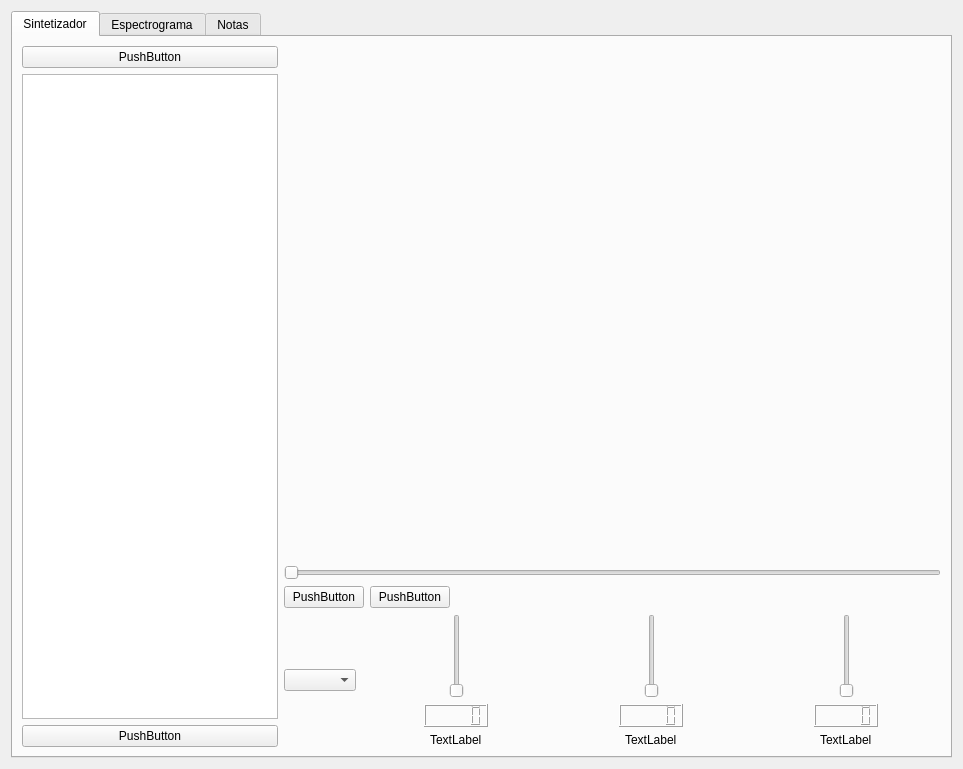
PabloSML/ASSD-TP2, file designer/mainwindow.ui: the form before one commit.
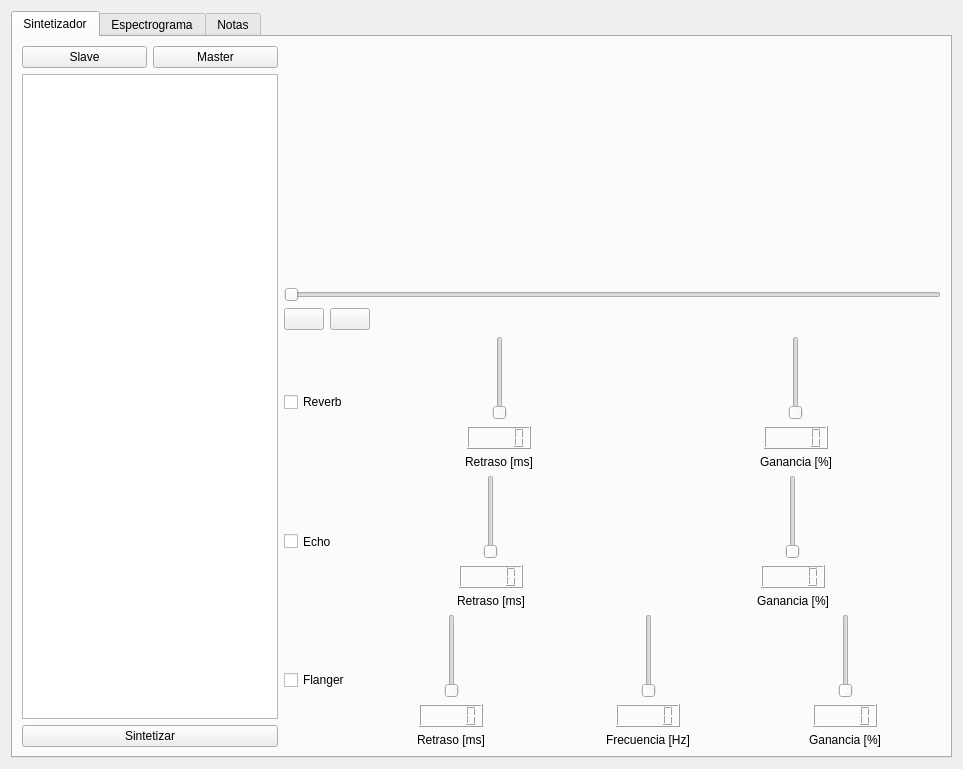
The form after the commit. Icons and pictures are not drawn.

Patch:
```diff
--- a/designer/mainwindow.ui
+++ b/designer/mainwindow.ui
@@ -33,11 +33,18 @@
           <enum>QLayout::SetMinimumSize</enum>
          </property>
          <item>
-          <layout class="QVBoxLayout" name="verticalLayout_8">
+          <layout class="QHBoxLayout" name="horizontalLayout_4">
            <item>
-            <widget class="QPushButton" name="pushButton_2">
+            <widget class="QPushButton" name="load_button">
              <property name="text">
-              <string>PushButton</string>
+              <string>Slave</string>
+             </property>
+            </widget>
+           </item>
+           <item>
+            <widget class="QPushButton" name="save_button">
+             <property name="text">
+              <string>Master</string>
              </property>
             </widget>
            </item>
@@ -56,7 +63,7 @@
          <item>
           <widget class="QPushButton" name="pushButton">
            <property name="text">
-            <string>PushButton</string>
+            <string>Sintetizar</string>
            </property>
           </widget>
          </item>
@@ -88,7 +95,15 @@
               </sizepolicy>
              </property>
              <property name="text">
-              <string>PushButton</string>
+              <string/>
+             </property>
+             <property name="icon">
+              <iconset>
+               <normaloff>../resources/designer/play.png</normaloff>
+               <normalon>../resources/designer/pause.png</normalon>../resources/designer/play.png</iconset>
+             </property>
+             <property name="checkable">
+              <bool>true</bool>
              </property>
             </widget>
            </item>
@@ -101,7 +116,11 @@
               </sizepolicy>
              </property>
              <property name="text">
-              <string>PushButton</string>
+              <string/>
+             </property>
+             <property name="icon">
+              <iconset>
+               <normaloff>../resources/designer/stop.png</normaloff>../resources/designer/stop.png</iconset>
              </property>
             </widget>
            </item>
@@ -120,16 +139,228 @@
            </item>
           </layout>
          </item>
+         <item>
+          <layout class="QHBoxLayout" name="horizontalLayout_10">
+           <item>
+            <widget class="QCheckBox" name="Reverb_chkbox">
+             <property name="sizePolicy">
+              <sizepolicy hsizetype="Maximum" vsizetype="Maximum">
+               <horstretch>0</horstretch>
+               <verstretch>0</verstretch>
+              </sizepolicy>
+             </property>
+             <property name="text">
+              <string>Reverb</string>
+             </property>
+            </widget>
+           </item>
+           <item>
+            <layout class="QVBoxLayout" name="verticalLayout_4">
+             <item alignment="Qt::AlignHCenter">
+              <widget class="QSlider" name="Reverb_delay_slider">
+               <property name="sizePolicy">
+                <sizepolicy hsizetype="Maximum" vsizetype="Maximum">
+                 <horstretch>0</horstretch>
+                 <verstretch>0</verstretch>
+                </sizepolicy>
+               </property>
+               <property name="maximum">
+                <number>50</number>
+               </property>
+               <property name="orientation">
+                <enum>Qt::Vertical</enum>
+               </property>
+              </widget>
+             </item>
+             <item alignment="Qt::AlignHCenter">
+              <widget class="QLCDNumber" name="Reverb_delay_lcd">
+               <property name="sizePolicy">
+                <sizepolicy hsizetype="Maximum" vsizetype="Maximum">
+                 <horstretch>0</horstretch>
+                 <verstretch>0</verstretch>
+                </sizepolicy>
+               </property>
+              </widget>
+             </item>
+             <item alignment="Qt::AlignHCenter">
+              <widget class="QLabel" name="label_2">
+               <property name="sizePolicy">
+                <sizepolicy hsizetype="Maximum" vsizetype="Maximum">
+                 <horstretch>0</horstretch>
+                 <verstretch>0</verstretch>
+                </sizepolicy>
+               </property>
+               <property name="text">
+                <string>Retraso [ms]</string>
+               </property>
+              </widget>
+             </item>
+            </layout>
+           </item>
+           <item>
+            <layout class="QVBoxLayout" name="verticalLayout_3">
+             <item alignment="Qt::AlignHCenter">
+              <widget class="QSlider" name="Reverb_gain_slider">
+               <property name="sizePolicy">
+                <sizepolicy hsizetype="Maximum" vsizetype="Maximum">
+                 <horstretch>0</horstretch>
+                 <verstretch>0</verstretch>
+                </sizepolicy>
+               </property>
+               <property name="maximum">
+                <number>50</number>
+               </property>
+               <property name="orientation">
+                <enum>Qt::Vertical</enum>
+               </property>
+              </widget>
+             </item>
+             <item alignment="Qt::AlignHCenter">
+              <widget class="QLCDNumber" name="Reverb_gain_lcd">
+               <property name="sizePolicy">
+                <sizepolicy hsizetype="Maximum" vsizetype="Maximum">
+                 <horstretch>0</horstretch>
+                 <verstretch>0</verstretch>
+                </sizepolicy>
+               </property>
+              </widget>
+             </item>
+             <item alignment="Qt::AlignHCenter">
+              <widget class="QLabel" name="reverb_gain_label">
+               <property name="sizePolicy">
+                <sizepolicy hsizetype="Maximum" vsizetype="Maximum">
+                 <horstretch>0</horstretch>
+                 <verstretch>0</verstretch>
+                </sizepolicy>
+               </property>
+               <property name="text">
+                <string>Ganancia [%]</string>
+               </property>
+              </widget>
+             </item>
+            </layout>
+           </item>
+          </layout>
+         </item>
+         <item>
+          <layout class="QHBoxLayout" name="horizontalLayout_9">
+           <item>
+            <widget class="QCheckBox" name="Echo_chkbox">
+             <property name="sizePolicy">
+              <sizepolicy hsizetype="Maximum" vsizetype="Minimum">
+               <horstretch>0</horstretch>
+               <verstretch>0</verstretch>
+              </sizepolicy>
+             </property>
+             <property name="text">
+              <string>Echo</string>
+             </property>
+            </widget>
+           </item>
+           <item>
+            <layout class="QVBoxLayout" name="verticalLayout_8">
+             <item alignment="Qt::AlignHCenter">
+              <widget class="QSlider" name="Echo_delay_slider">
+               <property name="sizePolicy">
+                <sizepolicy hsizetype="Maximum" vsizetype="Maximum">
+                 <horstretch>0</horstretch>
+                 <verstretch>0</verstretch>
+                </sizepolicy>
+               </property>
+               <property name="minimum">
+                <number>50</number>
+               </property>
+               <property name="maximum">
+                <number>500</number>
+               </property>
+               <property name="orientation">
+                <enum>Qt::Vertical</enum>
+               </property>
+              </widget>
+             </item>
+             <item alignment="Qt::AlignHCenter">
+              <widget class="QLCDNumber" name="Echo_delay_lcd">
+               <property name="sizePolicy">
+                <sizepolicy hsizetype="Maximum" vsizetype="Maximum">
+                 <horstretch>0</horstretch>
+                 <verstretch>0</verstretch>
+                </sizepolicy>
+               </property>
+              </widget>
+             </item>
+             <item alignment="Qt::AlignHCenter">
+              <widget class="QLabel" name="Echo_delay_label">
+               <property name="sizePolicy">
+                <sizepolicy hsizetype="Maximum" vsizetype="Maximum">
+                 <horstretch>0</horstretch>
+                 <verstretch>0</verstretch>
+                </sizepolicy>
+               </property>
+               <property name="text">
+                <string>Retraso [ms]</string>
+               </property>
+              </widget>
+             </item>
+            </layout>
+           </item>
+           <item>
+            <layout class="QVBoxLayout" name="verticalLayout_10">
+             <item alignment="Qt::AlignHCenter">
+              <widget class="QSlider" name="Echo_gain_slider">
+               <property name="sizePolicy">
+                <sizepolicy hsizetype="Maximum" vsizetype="Maximum">
+                 <horstretch>0</horstretch>
+                 <verstretch>0</verstretch>
+                </sizepolicy>
+               </property>
+               <property name="maximum">
+                <number>50</number>
+               </property>
+               <property name="orientation">
+                <enum>Qt::Vertical</enum>
+               </property>
+              </widget>
+             </item>
+             <item alignment="Qt::AlignHCenter">
+              <widget class="QLCDNumber" name="Echo_gain_lcd">
+               <property name="sizePolicy">
+                <sizepolicy hsizetype="Maximum" vsizetype="Maximum">
+                 <horstretch>0</horstretch>
+                 <verstretch>0</verstretch>
+                </sizepolicy>
+               </property>
+              </widget>
+             </item>
+             <item alignment="Qt::AlignHCenter">
+              <widget class="QLabel" name="Echo_gain_label">
+               <property name="sizePolicy">
+                <sizepolicy hsizetype="Maximum" vsizetype="Maximum">
+                 <horstretch>0</horstretch>
+                 <verstretch>0</verstretch>
+                </sizepolicy>
+               </property>
+               <property name="text">
+                <string>Ganancia [%]</string>
+               </property>
+              </widget>
+             </item>
+            </layout>
+           </item>
+          </layout>
+         </item>
          <item>
           <layout class="QHBoxLayout" name="horizontalLayout_3">
            <item>
-            <widget class="QComboBox" name="comboBox">
+            <widget class="QCheckBox" name="Flanger_chkbox">
              <property name="sizePolicy">
               <sizepolicy hsizetype="Maximum" vsizetype="Maximum">
                <horstretch>0</horstretch>
                <verstretch>0</verstretch>
               </sizepolicy>
              </property>
+             <property name="text">
+              <string>Flanger</string>
+             </property>
             </widget>
            </item>
            <item>
@@ -142,12 +373,15 @@
                  <verstretch>0</verstretch>
                 </sizepolicy>
                </property>
+               <property name="minimum">
+                <number>0</number>
+               </property>
+               <property name="maximum">
+                <number>50</number>
+               </property>
                <property name="orientation">
                 <enum>Qt::Vertical</enum>
                </property>
-               <property name="invertedAppearance">
-                <bool>false</bool>
-               </property>
               </widget>
              </item>
              <item alignment="Qt::AlignHCenter">
@@ -169,7 +403,7 @@
                 </sizepolicy>
                </property>
                <property name="text">
-                <string>TextLabel</string>
+                <string>Retraso [ms]</string>
                </property>
               </widget>
              </item>
@@ -185,6 +419,9 @@
                  <verstretch>0</verstretch>
                 </sizepolicy>
                </property>
+               <property name="maximum">
+                <number>10</number>
+               </property>
                <property name="orientation">
                 <enum>Qt::Vertical</enum>
                </property>
@@ -201,7 +438,7 @@
               </widget>
              </item>
              <item alignment="Qt::AlignHCenter">
-              <widget class="QLabel" name="label_2">
+              <widget class="QLabel" name="freq_button">
                <property name="sizePolicy">
                 <sizepolicy hsizetype="Maximum" vsizetype="Maximum">
                  <horstretch>0</horstretch>
@@ -209,7 +446,7 @@
                 </sizepolicy>
                </property>
                <property name="text">
-                <string>TextLabel</string>
+                <string>Frecuencia [Hz]</string>
                </property>
               </widget>
              </item>
@@ -225,6 +462,9 @@
                  <verstretch>0</verstretch>
                 </sizepolicy>
                </property>
+               <property name="maximum">
+                <number>50</number>
+               </property>
                <property name="orientation">
                 <enum>Qt::Vertical</enum>
                </property>
@@ -238,6 +478,9 @@
                  <verstretch>0</verstretch>
                 </sizepolicy>
                </property>
+               <property name="frameShape">
+                <enum>QFrame::Box</enum>
+               </property>
               </widget>
              </item>
              <item alignment="Qt::AlignHCenter">
@@ -249,7 +492,7 @@
                 </sizepolicy>
                </property>
                <property name="text">
-                <string>TextLabel</string>
+                <string>Ganancia [%]</string>
                </property>
               </widget>
              </item>
```
Left out of the diff: 454 changed lines with no effect on the pictures.
